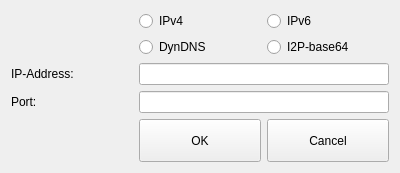
Qt form ui/address-input.ui (berndhs/arado) before a commit.
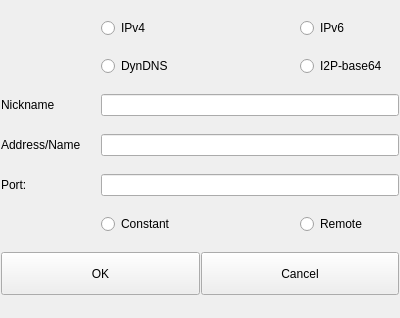
The same form after that commit. Icons and pictures are not drawn.

Diff of the .ui file:
```diff
--- a/ui/address-input.ui
+++ b/ui/address-input.ui
@@ -7,34 +7,14 @@
     <x>0</x>
     <y>0</y>
     <width>400</width>
-    <height>170</height>
+    <height>318</height>
    </rect>
   </property>
   <property name="windowTitle">
    <string>Add Device-IP to start a connection</string>
   </property>
   <layout class="QGridLayout" name="gridLayout">
-   <item row="3" column="2" colspan="2">
-    <widget class="QLineEdit" name="addressEdit"/>
-   </item>
-   <item row="5" column="1">
-    <widget class="QLabel" name="label_2">
-     <property name="text">
-      <string>Port:</string>
-     </property>
-    </widget>
-   </item>
-   <item row="5" column="2" colspan="2">
-    <widget class="QLineEdit" name="portEdit"/>
-   </item>
-   <item row="3" column="1">
-    <widget class="QLabel" name="label">
-     <property name="text">
-      <string>IP-Address:</string>
-     </property>
-    </widget>
-   </item>
-   <item row="0" column="1">
+   <item row="0" column="0">
     <widget class="QLabel" name="label_3">
      <property name="toolTip">
       <string>Insert IP-Adress and Port of your device you want to connect to. Be sure the port of the remote device is forwarded in the remote Nat/Router.</string>
@@ -47,7 +27,77 @@
      </property>
     </widget>
    </item>
-   <item row="7" column="3">
+   <item row="0" column="1" colspan="2">
+    <widget class="QRadioButton" name="ipv4Button">
+     <property name="text">
+      <string>IPv4</string>
+     </property>
+     <attribute name="buttonGroup">
+      <string>typeGroup</string>
+     </attribute>
+    </widget>
+   </item>
+   <item row="0" column="3">
+    <widget class="QRadioButton" name="ipv6Button">
+     <property name="text">
+      <string>IPv6</string>
+     </property>
+     <attribute name="buttonGroup">
+      <string>typeGroup</string>
+     </attribute>
+    </widget>
+   </item>
+   <item row="3" column="0">
+    <widget class="QLabel" name="label_4">
+     <property name="text">
+      <string>Nickname</string>
+     </property>
+    </widget>
+   </item>
+   <item row="3" column="1" colspan="3">
+    <widget class="QLineEdit" name="nickEdit"/>
+   </item>
+   <item row="4" column="0">
+    <widget class="QLabel" name="label">
+     <property name="text">
+      <string>Address/Name</string>
+     </property>
+    </widget>
+   </item>
+   <item row="4" column="1" colspan="3">
+    <widget class="QLineEdit" name="addressEdit"/>
+   </item>
+   <item row="5" column="0">
+    <widget class="QLabel" name="label_2">
+     <property name="text">
+      <string>Port:</string>
+     </property>
+    </widget>
+   </item>
+   <item row="5" column="1" colspan="3">
+    <widget class="QLineEdit" name="portEdit"/>
+   </item>
+   <item row="6" column="1" colspan="2">
+    <widget class="QRadioButton" name="constantButton">
+     <property name="text">
+      <string>Constant</string>
+     </property>
+     <attribute name="buttonGroup">
+      <string>levelGroup</string>
+     </attribute>
+    </widget>
+   </item>
+   <item row="6" column="3">
+    <widget class="QRadioButton" name="remoteButton">
+     <property name="text">
+      <string>Remote</string>
+     </property>
+     <attribute name="buttonGroup">
+      <string>levelGroup</string>
+     </attribute>
+    </widget>
+   </item>
+   <item row="7" column="2" colspan="2">
     <widget class="QPushButton" name="cancelButton">
      <property name="minimumSize">
       <size>
@@ -70,7 +120,17 @@
      </property>
     </widget>
    </item>
-   <item row="7" column="2">
+   <item row="1" column="3">
+    <widget class="QRadioButton" name="i2pButton">
+     <property name="text">
+      <string>I2P-base64</string>
+     </property>
+     <attribute name="buttonGroup">
+      <string>typeGroup</string>
+     </attribute>
+    </widget>
+   </item>
+   <item row="7" column="0" colspan="2">
     <widget class="QPushButton" name="okButton">
      <property name="minimumSize">
       <size>
@@ -93,49 +153,19 @@
      </property>
     </widget>
    </item>
-   <item row="6" column="1">
-    <spacer name="verticalSpacer">
-     <property name="orientation">
-      <enum>Qt::Vertical</enum>
-     </property>
-     <property name="sizeHint" stdset="0">
-      <size>
-       <width>20</width>
-       <height>40</height>
-      </size>
-     </property>
-    </spacer>
-   </item>
-   <item row="1" column="2">
-    <widget class="QRadioButton" name="radioButton_2">
+   <item row="1" column="1">
+    <widget class="QRadioButton" name="dnsButton">
      <property name="text">
       <string>DynDNS</string>
      </property>
-    </widget>
-   </item>
-   <item row="1" column="3">
-    <widget class="QRadioButton" name="radioButton_3">
-     <property name="text">
-      <string>I2P-base64</string>
-     </property>
-    </widget>
-   </item>
-   <item row="0" column="2">
-    <widget class="QRadioButton" name="radioButton_4">
-     <property name="text">
-      <string>IPv4</string>
-     </property>
-    </widget>
-   </item>
-   <item row="0" column="3">
-    <widget class="QRadioButton" name="radioButton_5">
-     <property name="text">
-      <string>IPv6</string>
-     </property>
+     <attribute name="buttonGroup">
+      <string>typeGroup</string>
+     </attribute>
     </widget>
    </item>
   </layout>
  </widget>
+ <layoutdefault spacing="1" margin="1"/>
  <resources>
   <include location="../arado.qrc"/>
  </resources>
```
Left out of the diff: 4 changed lines with no effect on the pictures.
